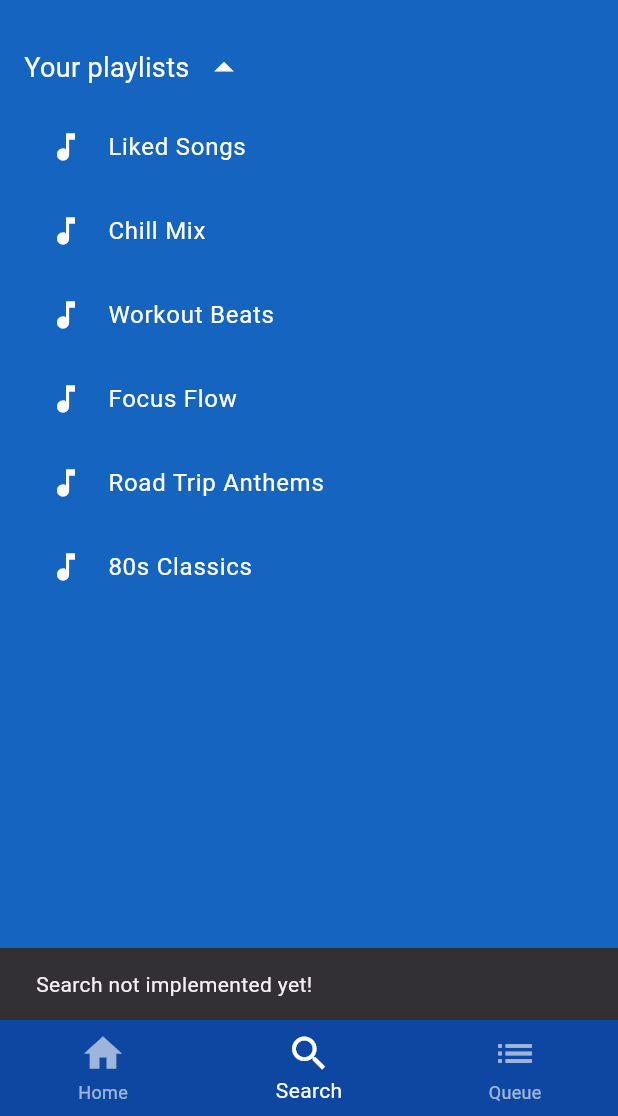
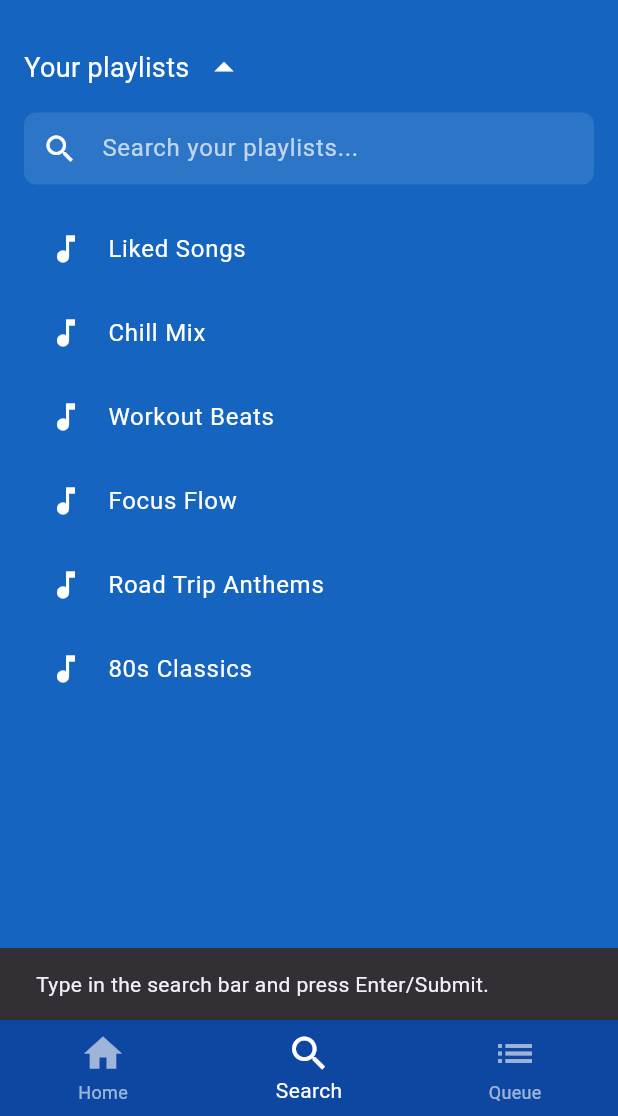
Before and after one commit to Ishitajoshii/music_player_final, a Flutter app: the screen it shows after launch, item 2 of the bottom bar chosen, after a tap on "Your playlists", on a phone screen of 412 x 824 dp, the part 120-1236 px from its top. Run offline on Flutter 3.47's test engine with Material 3 defaults, Android fonts, the phone set to English and light mode, and no system bars.

```diff
--- a/lib/main.dart
+++ b/lib/main.dart
@@ -30,41 +30,85 @@ class _MyHomePageState extends State<MyHomePage> {
     'Liked Songs', 'Chill Mix', 'Workout Beats',
     'Focus Flow', 'Road Trip Anthems', '80s Classics',
   ];
+  int _currentIndex = 0;
+  final _searchController = TextEditingController();
 
-  // --- 1. ADD STATE FOR BOTTOM NAV ---
-  int _currentIndex = 0; // 0 for Home, 1 for Search, 2 for Queue
+  @override
+  void dispose() {
+    _searchController.dispose();
+    super.dispose();
+  }
 
-  // --- Function to handle bottom navigation taps ---
   void _onBottomNavTapped(int index) {
-    setState(() { // Update the state to change the selected item visually
-      _currentIndex = index;
-    });
-
-    // --- 3. HANDLE ACTIONS FOR EACH TAB ---
+    setState(() { _currentIndex = index; });
     switch (index) {
-      case 0: // Home Tapped
+      case 0:
         print("Home Tapped - Reloading/Resetting...");
-        // Simple "reload": Collapse the playlist dropdown if it's open
-        setState(() {
-          _isPlaylistsExpanded = false;
-        });
-        // In a real app, you might re-fetch data here if needed.
+        setState(() { _isPlaylistsExpanded = false; });
+        _searchController.clear(); // Clear search on home
+        FocusScope.of(context).unfocus(); // Hide keyboard
         break;
-      case 1: // Search Tapped
+      case 1:
         print("Search Tapped");
-        // We'll add search functionality later
         ScaffoldMessenger.of(context).showSnackBar(
-           const SnackBar(content: Text('Search not implemented yet!')),
+           const SnackBar(content: Text('Type in the search bar and press Enter/Submit.')),
         );
+        // You might want to request focus for the search field here
+        // Needs a FocusNode attached to the TextField
         break;
-      case 2: // Queue Tapped
+      case 2:
         print("Queue Tapped");
-        // We'll add queue functionality later
         ScaffoldMessenger.of(context).showSnackBar(
           const SnackBar(content: Text('Queue not implemented yet!')),
         );
         break;
     }
+  }
+
+  // --- SEARCH LOGIC WITH DEBUG PRINT STATEMENTS ---
+  void _performSearch(String query) {
+    print("--- Starting search for: '$query' ---"); // DEBUG
+    final String searchTerm = query.trim().toLowerCase();
+    if (searchTerm.isEmpty) {
+      print("Search term is empty, showing snackbar."); // DEBUG
+      ScaffoldMessenger.of(context).showSnackBar(
+        const SnackBar(content: Text('Please enter a playlist name to search.')),
+      );
+      return;
+    }
+
+    String? foundPlaylist;
+    print("Searching in: $_playlists"); // DEBUG
+
+    for (var playlist in _playlists) {
+      print("Checking '$searchTerm' against '${playlist.toLowerCase()}'"); // DEBUG
+      if (playlist.toLowerCase() == searchTerm) {
+        print(">>> Match found: $playlist"); // DEBUG
+        foundPlaylist = playlist;
+        break;
+      }
+    }
+
+    // Hide keyboard after search attempt
+    FocusScope.of(context).unfocus();
+
+    if (foundPlaylist != null) {
+      print("Showing 'Found' snackbar for $foundPlaylist"); // DEBUG
+      ScaffoldMessenger.of(context).showSnackBar(
+        SnackBar(content: Text('Playlist found: $foundPlaylist')),
+      );
+      setState(() {
+        _isPlaylistsExpanded = true;
+      });
+    } else {
+      print("Showing 'Not Found' snackbar for '$query'"); // DEBUG
+      ScaffoldMessenger.of(context).showSnackBar(
+        SnackBar(content: Text('Playlist "$query" not found.')),
+      );
+    }
+     print("--- Search finished ---"); // DEBUG
+     // Optional: Clear the search field
+     // _searchController.clear();
   }
 
 
@@ -83,10 +127,11 @@ class _MyHomePageState extends State<MyHomePage> {
               // --- Top Row (Logo & Profile Icon) ---
               Padding(
                  padding: const EdgeInsets.symmetric(vertical: 20.0),
-                child: Row(
+                 child: Row( // Make sure this Row is here
                    mainAxisAlignment: MainAxisAlignment.spaceBetween,
                    children: [
-                    Image.asset( /* ... logo code ... */
+                     // Logo
+                     Image.asset(
                        'assets/swara_logo.png',
                        height: 60,
                        errorBuilder: (context, error, stackTrace) {
@@ -94,7 +139,8 @@ class _MyHomePageState extends State<MyHomePage> {
                          return const Icon(Icons.broken_image, size: 60, color: Colors.red);
                        },
                      ),
-                    GestureDetector( /* ... profile icon code ... */
+                     // Profile Icon (Tappable)
+                     GestureDetector(
                        onTap: () {
                          print("Profile Icon Tapped!");
                          Navigator.push(
@@ -114,11 +160,11 @@ class _MyHomePageState extends State<MyHomePage> {
               ),
 
               // --- "Your Playlists" Header ---
-              GestureDetector( /* ... playlist header code ... */
+              GestureDetector( // Make sure this GestureDetector is here
                 onTap: () {
-                  setState(() { _isPlaylistsExpanded = !_isPlaylistsExpanded; });
+                  setState(() { _isPlaylistsExpanded = !_is_playlists_expanded; }); // Toggle expansion
                 },
-                child: Padding(
+                child: Padding( // Make sure this Padding is here
                   padding: const EdgeInsets.only(bottom: 10.0, top: 10.0),
                   child: Row(
                     mainAxisSize: MainAxisSize.min,
@@ -134,12 +180,37 @@ class _MyHomePageState extends State<MyHomePage> {
                 ),
               ),
 
+              // --- SEARCH TEXTFIELD ---
+              Padding(
+                padding: const EdgeInsets.only(top: 5.0, bottom: 15.0),
+                child: TextField(
+                  controller: _searchController,
+                  style: const TextStyle(color: Colors.white),
+                  decoration: InputDecoration(
+                    hintText: 'Search your playlists...',
+                    hintStyle: TextStyle(color: Colors.white.withOpacity(0.7)),
+                    prefixIcon: const Icon(Icons.search, color: Colors.white),
+                    filled: true,
+                    fillColor: Colors.white.withOpacity(0.1),
+                    border: OutlineInputBorder(
+                      borderRadius: BorderRadius.circular(8.0),
+                      borderSide: BorderSide.none,
+                    ),
+                    contentPadding: const EdgeInsets.symmetric(vertical: 0, horizontal: 10),
+                  ),
+                  onSubmitted: (value) {
+                      _performSearch(value); // Calls the search function
+                  },
+                  textInputAction: TextInputAction.search,
+                ),
+              ),
+
               // --- Conditional Playlist List ---
-              Expanded( /* ... playlist list code ... */
-                child: Visibility(
+              Expanded( // Make sure this Expanded is here
+                child: Visibility( // Make sure this Visibility is here
                   visible: _isPlaylistsExpanded,
-                  maintainState: false,
-                  child: ListView.builder(
+                  maintainState: false, // Can be true or false
+                  child: ListView.builder( // Make sure this ListView.builder is here
                     itemCount: _playlists.length,
                     itemBuilder: (context, index) {
                       final playlistName = _playlists[index];
@@ -156,35 +227,36 @@ class _MyHomePageState extends State<MyHomePage> {
           ),
         ),
       ),
-
-      // --- 2. ADD BOTTOM NAVIGATION BAR ---
-      bottomNavigationBar: BottomNavigationBar(
-        currentIndex: _currentIndex, // Highlights the current tab
-        onTap: _onBottomNavTapped, // Function to call when a tab is tapped
-        backgroundColor: Colors.blue[900], // Slightly darker blue background
-        selectedItemColor: Colors.white,      // Color for the selected icon & label
-        unselectedItemColor: Colors.white.withOpacity(0.6), // Color for unselected items
-        // type: BottomNavigationBarType.fixed, // Ensures all items are visible & have labels (default)
-        // showSelectedLabels: false, // Optional: if you only want icons
-        // showUnselectedLabels: false, // Optional: if you only want icons
-
-        // Define the items (tabs)
-        items: const [
+      // --- BOTTOM NAV BAR ---
+      bottomNavigationBar: BottomNavigationBar( // Make sure this is here
+        currentIndex: _currentIndex,
+        onTap: _onBottomNavTapped,
+        backgroundColor: Colors.blue[900],
+        selectedItemColor: Colors.white,
+        unselectedItemColor: Colors.white.withOpacity(0.6),
+        items: const [ // Make sure these Items are here
           BottomNavigationBarItem(
-            icon: Icon(Icons.home, size: 30), // Home icon
-            label: 'Home',                    // Text label for the tab
+            icon: Icon(Icons.home, size: 30),
+            label: 'Home',
           ),
           BottomNavigationBarItem(
-            icon: Icon(Icons.search, size: 30), // Search icon
+            icon: Icon(Icons.search, size: 30),
             label: 'Search',
           ),
           BottomNavigationBarItem(
-            // Use Icons.list or Icons.queue_music for the third icon
-            icon: Icon(Icons.list, size: 30), // Queue/List icon
+            icon: Icon(Icons.list, size: 30),
             label: 'Queue',
           ),
         ],
       ),
     );
   }
+  // Need this closing brace for _MyHomePageState
+  bool get _is_playlists_expanded => _isPlaylistsExpanded;
+  set _is_playlists_expanded(bool value) {
+    setState(() {
+      _isPlaylistsExpanded = value;
+    });
   }
+
+} // End of _MyHomePageState class
```
Lines whose indentation alone changed are shown as unchanged.
